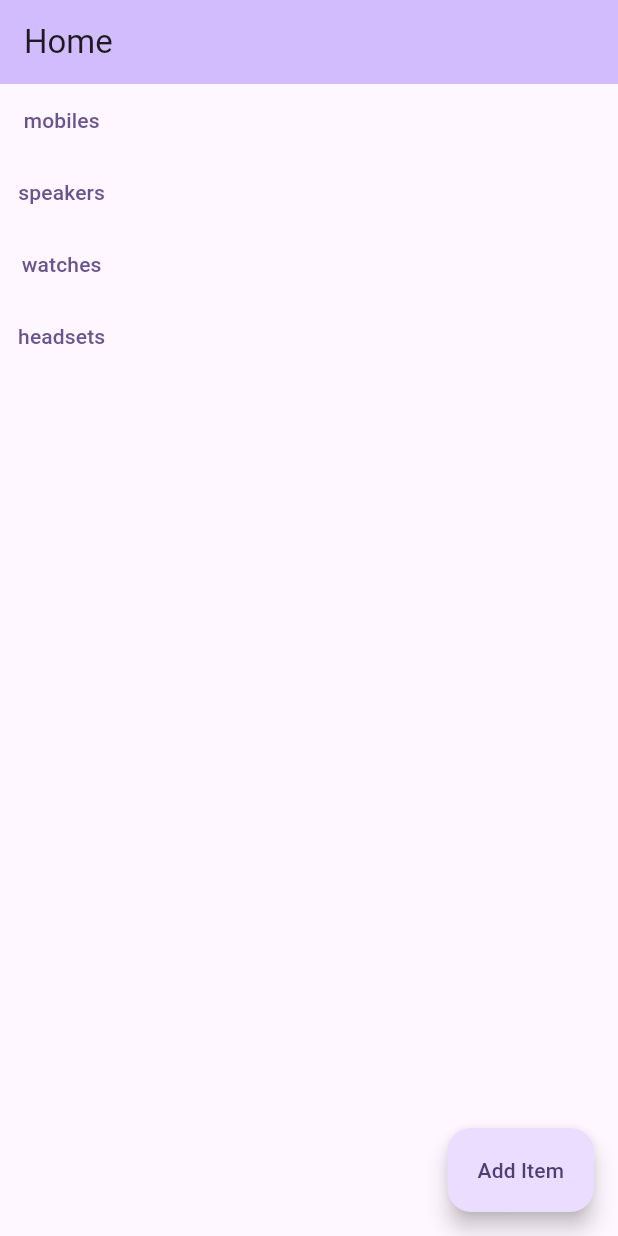
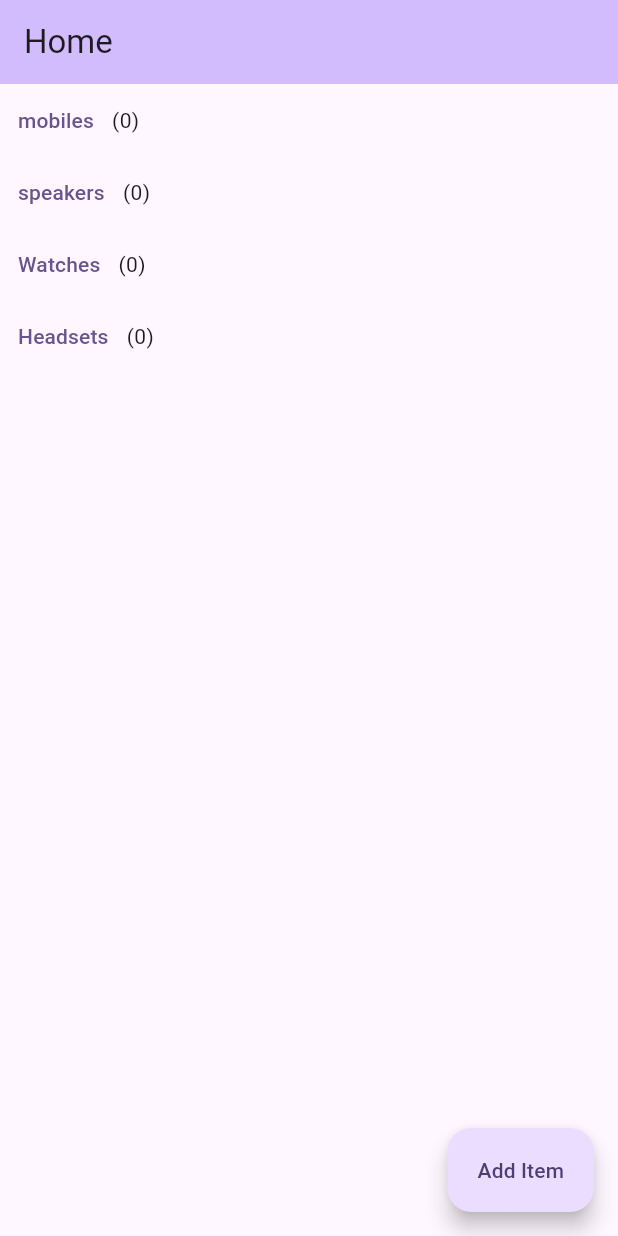
Before and after one commit to saninthottungal/go_router_test, a Flutter app: the screen it shows after launch, on a phone screen of 412 x 824 dp. Run offline on Flutter 3.47's test engine with Material 3 defaults, Android fonts, the light colour scheme and no system bars; our stand-ins replace flutter_hooks, freezed_annotation, go_router, hooks_riverpod.

Commit message:
item count works

```diff
--- a/lib/pages/home.dart
+++ b/lib/pages/home.dart
@@ -1,54 +1,37 @@
 import 'package:flutter/material.dart';
 import 'package:go_router/go_router.dart';
+import 'package:hooks_riverpod/hooks_riverpod.dart';
+import 'package:product_manager/pages/add_item.dart';
+import 'package:product_manager/providers/item_provider.dart';
 import 'package:product_manager/routes/routes.dart';
 
-class ScreenHome extends StatelessWidget {
+class ScreenHome extends ConsumerWidget {
   const ScreenHome({super.key});
 
   @override
-  Widget build(BuildContext context) {
+  Widget build(BuildContext context, WidgetRef ref) {
     return Scaffold(
       appBar: AppBar(
         backgroundColor: Theme.of(context).colorScheme.inversePrimary,
         title: const Text('Home'),
       ),
-      body: Column(
+      body: const Column(
         children: [
-          TextButton(
-            onPressed: () {
-              context.goNamed(
-                RouteConstants.mobile,
-                pathParameters: {'title': 'mobiles'},
-              );
-            },
-            child: const Text("mobiles"),
+          CustomItemWidget(
+            itemType: ShopItems.mobile,
+            title: 'mobiles',
           ),
-          TextButton(
-            onPressed: () {
-              context.goNamed(
-                RouteConstants.speaker,
-                pathParameters: {'title': 'speakers'},
-              );
-            },
-            child: const Text("speakers"),
+          CustomItemWidget(
+            itemType: ShopItems.speaker,
+            title: 'speakers',
           ),
-          TextButton(
-            onPressed: () {
-              context.goNamed(
-                RouteConstants.watch,
-                pathParameters: {'title': 'watches'},
-              );
-            },
-            child: const Text("watches"),
+          CustomItemWidget(
+            itemType: ShopItems.watch,
+            title: 'Watches',
           ),
-          TextButton(
-            onPressed: () {
-              context.goNamed(
-                RouteConstants.headset,
-                pathParameters: {'title': 'headsets'},
-              );
-            },
-            child: const Text("headsets"),
+          CustomItemWidget(
+            itemType: ShopItems.headset,
+            title: 'Headsets',
           ),
         ],
       ),
@@ -61,3 +44,44 @@ class ScreenHome extends StatelessWidget {
     );
   }
 }
+
+class CustomItemWidget extends ConsumerWidget {
+  const CustomItemWidget({
+    super.key,
+    required this.itemType,
+    required this.title,
+  });
+  final String title;
+
+  final ShopItems itemType;
+
+  @override
+  Widget build(BuildContext context, WidgetRef ref) {
+    final items = ref.watch(itemsProvider);
+    return Row(
+      children: [
+        TextButton(
+          onPressed: () {
+            context.goNamed(
+              RouteConstants.mobile,
+              pathParameters: {'title': title},
+            );
+          },
+          child: Text(title),
+        ),
+        Builder(
+          builder: (context) {
+            final count = items.fold(0, (previousValue, element) {
+              if (element.itemType == itemType) {
+                return ++previousValue;
+              } else {
+                return previousValue;
+              }
+            });
+            return Text("($count)");
+          },
+        ),
+      ],
+    );
+  }
+}
```
